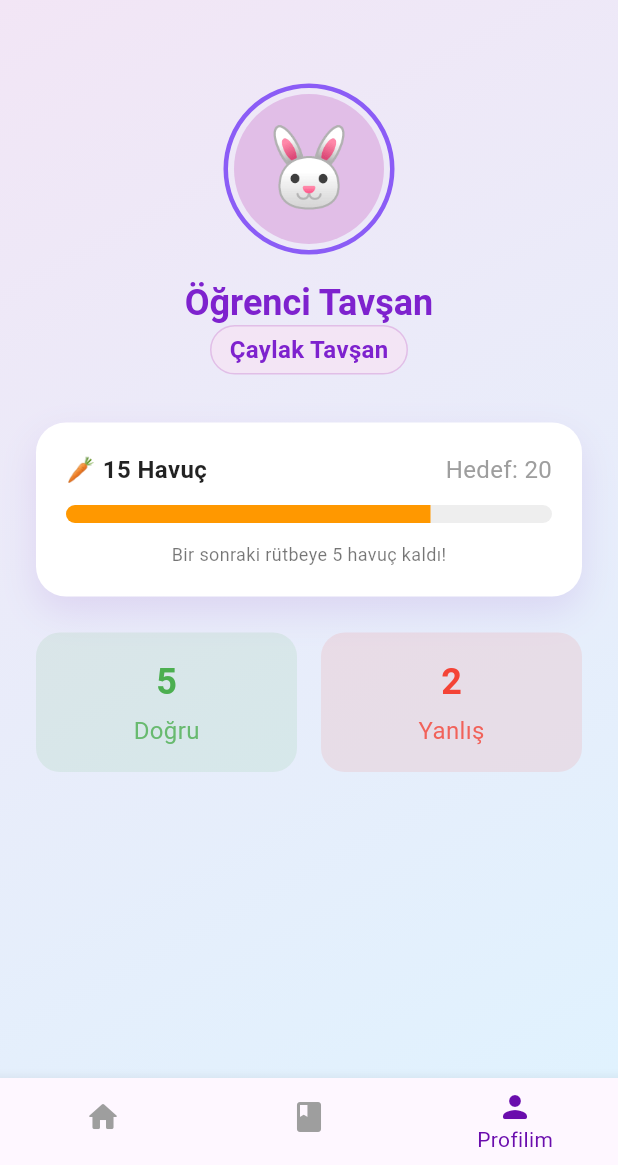
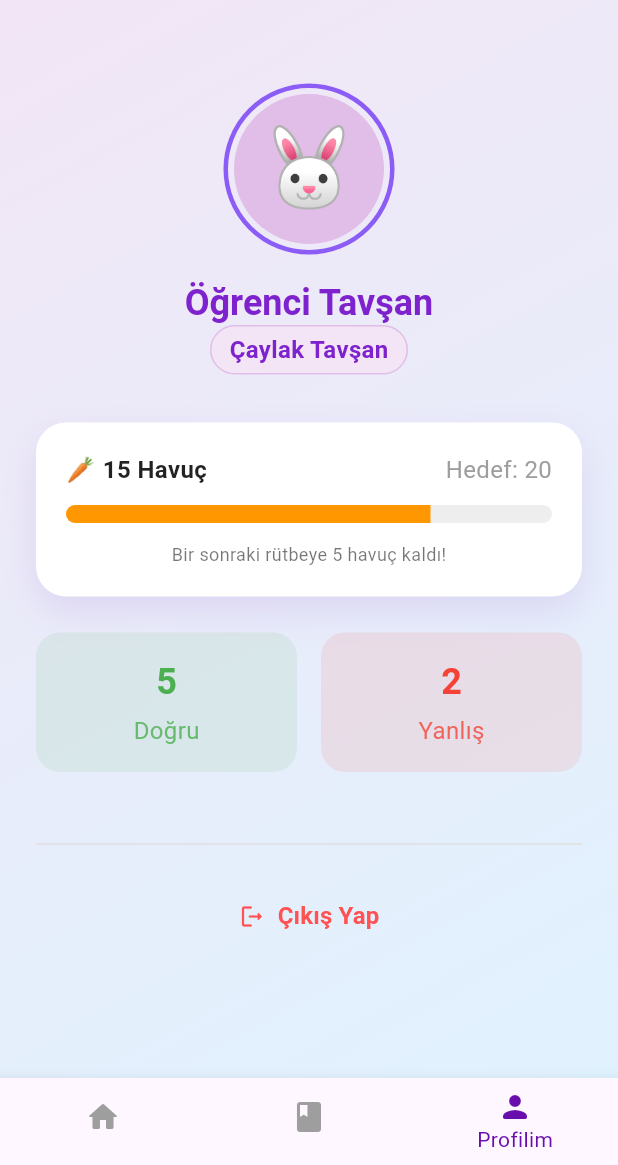
Before and after one commit to ArzumUzar/smart_bunny, a Flutter app: the MainScreen screen opened directly, item 3 of the bottom bar chosen, on a phone screen of 412 x 824 dp, the part 71-1236 px from its top. Run offline on Flutter 3.47's test engine with Material 3 defaults, Android fonts, the light colour scheme and no system bars; our stand-ins replace google_fonts.

Commit message:
Profil sayfasına güvenli çıkış yap butonu eklendi.
Kullanıcı deneyimi için Logout özelliği eklendi. Ayrıca deprecated olan withOpacity kullanımları withValues ile güncellendi.

```diff
--- a/lib/features/profile/screens/profile_view.dart
+++ b/lib/features/profile/screens/profile_view.dart
@@ -1,6 +1,7 @@
 import 'package:flutter/material.dart';
 import '../../../core/utils/colors.dart';
 import '../../../core/utils/rank_service.dart';
+import '../../auth/screens/login_screen.dart'; // Çıkış yapınca yönlendirmek için gerekli
 
 class ProfileView extends StatelessWidget {
   final int totalScore;
@@ -14,8 +15,19 @@ class ProfileView extends StatelessWidget {
     required this.wrongCount,
   }) : super(key: key);
 
+  // Çıkış Yapma Fonksiyonu
+  void _handleLogout(BuildContext context) {
+    // Navigasyon geçmişini temizleyerek Login ekranına atar
+    Navigator.pushAndRemoveUntil(
+      context,
+      MaterialPageRoute(builder: (context) => const LoginScreen()),
+      (route) => false,
+    );
+  }
+
   @override
   Widget build(BuildContext context) {
+    // Rank servisten verileri al
     final currentRank = RankService.getRank(totalScore);
     final nextTarget = RankService.getNextTarget(totalScore);
     final progressValue = RankService.getProgress(totalScore);
@@ -26,7 +38,7 @@ class ProfileView extends StatelessWidget {
       child: Column(
         children: [
           const SizedBox(height: 20),
-          // Profil Resmi
+          // --- Profil Resmi ---
           Container(
             padding: const EdgeInsets.all(4),
             decoration: BoxDecoration(
@@ -40,10 +52,14 @@ class ProfileView extends StatelessWidget {
             ),
           ),
           const SizedBox(height: 16),
+
+          // --- Kullanıcı İsmi ---
           Text(
             'Öğrenci Tavşan',
             style: Theme.of(context).textTheme.headlineMedium,
           ),
+
+          // --- Rütbe Rozeti ---
           Container(
             padding: const EdgeInsets.symmetric(horizontal: 12, vertical: 4),
             decoration: BoxDecoration(
@@ -62,7 +78,7 @@ class ProfileView extends StatelessWidget {
           ),
           const SizedBox(height: 32),
 
-          // --- Rütbe Kartı ---
+          // --- Rütbe İlerleme Kartı ---
           Container(
             padding: const EdgeInsets.all(20),
             decoration: BoxDecoration(
@@ -70,7 +86,7 @@ class ProfileView extends StatelessWidget {
               borderRadius: BorderRadius.circular(20),
               boxShadow: [
                 BoxShadow(
-                  color: AppColors.primaryPurple.withOpacity(0.1),
+                  color: AppColors.primaryPurple.withValues(alpha: 0.1), // Düzeltildi
                   blurRadius: 20,
                   offset: const Offset(0, 10),
                 )
@@ -111,7 +127,8 @@ class ProfileView extends StatelessWidget {
             ),
           ),
           const SizedBox(height: 24),
-          // --- İstatistikler ---
+
+          // --- İstatistik Kartları ---
           Row(
             children: [
               _buildStatCard('Doğru', '$correctCount', Colors.green),
@@ -119,24 +136,49 @@ class ProfileView extends StatelessWidget {
               _buildStatCard('Yanlış', '$wrongCount', Colors.red),
             ],
           ),
+
+          // --- ÇIKIŞ YAP BUTONU ---
+          const SizedBox(height: 40),
+          Divider(color: Colors.grey[300]),
+          const SizedBox(height: 16),
+
+          TextButton.icon(
+            onPressed: () => _handleLogout(context),
+            style: TextButton.styleFrom(
+              foregroundColor: Colors.redAccent,
+              padding: const EdgeInsets.symmetric(horizontal: 24, vertical: 12),
+            ),
+            icon: const Icon(Icons.logout_rounded),
+            label: const Text(
+              'Çıkış Yap',
+              style: TextStyle(fontSize: 16, fontWeight: FontWeight.bold),
+            ),
+          ),
+          const SizedBox(height: 20),
         ],
       ),
     );
   }
 
+  // İstatistik Kartı Widget'ı (Güncellenmiş Hali)
   Widget _buildStatCard(String title, String value, Color color) {
     return Expanded(
       child: Container(
         padding: const EdgeInsets.all(16),
         decoration: BoxDecoration(
-          color: color.withOpacity(0.1),
+          color: color.withValues(alpha: 0.1),
           borderRadius: BorderRadius.circular(16),
         ),
         child: Column(
           children: [
             Text(value, style: TextStyle(fontSize: 24, fontWeight: FontWeight.bold, color: color)),
             const SizedBox(height: 4),
-            Text(title, style: TextStyle(color: color.withOpacity(0.8))),
+            Text(
+              title,
+              style: TextStyle(
+                color: color.withValues(alpha: 0.8)
+              )
+            ),
           ],
         ),
       ),
```
